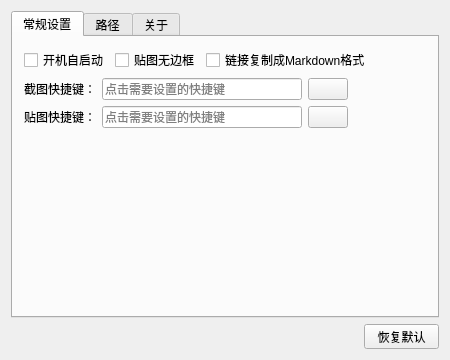
Before: the Qt Designer form src/view/Settings.ui in tujiaw/ntscreenshot, drawn with Qt 5.
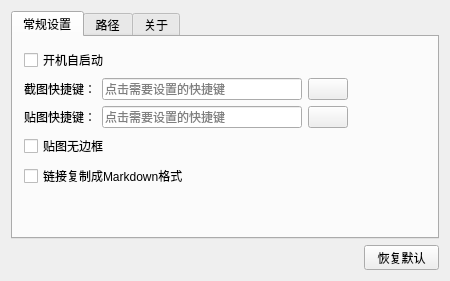
After: the same form once the commit is applied.

What changed in the file:
```diff
--- a/src/view/Settings.ui
+++ b/src/view/Settings.ui
@@ -7,7 +7,7 @@
     <x>0</x>
     <y>0</y>
     <width>450</width>
-    <height>360</height>
+    <height>281</height>
    </rect>
   </property>
   <property name="maximumSize">
@@ -39,20 +39,6 @@
            </property>
           </widget>
          </item>
-         <item>
-          <widget class="QCheckBox" name="cbPinNoBorder">
-           <property name="text">
-            <string>贴图无边框</string>
-           </property>
-          </widget>
-         </item>
-         <item>
-          <widget class="QCheckBox" name="checkBox">
-           <property name="text">
-            <string>链接复制成Markdown格式</string>
-           </property>
-          </widget>
-         </item>
          <item>
           <spacer name="horizontalSpacer">
            <property name="orientation">
@@ -158,6 +144,20 @@
          </item>
         </layout>
        </item>
+       <item>
+        <widget class="QCheckBox" name="cbPinNoBorder">
+         <property name="text">
+          <string>贴图无边框</string>
+         </property>
+        </widget>
+       </item>
+       <item>
+        <widget class="QCheckBox" name="checkBox">
+         <property name="text">
+          <string>链接复制成Markdown格式</string>
+         </property>
+        </widget>
+       </item>
        <item>
         <spacer name="horizontalSpacer_3">
          <property name="orientation">
```
